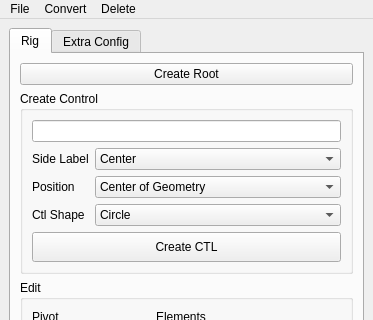
First picture: the form in scripts/mgear/maya/simpleRig/simpleRigUI.ui, repository mgear-dev/mgear_dist, before the edit; both pictures show x 0 to 373 and y 0 to 320 of the 373 by 559 pixel window.
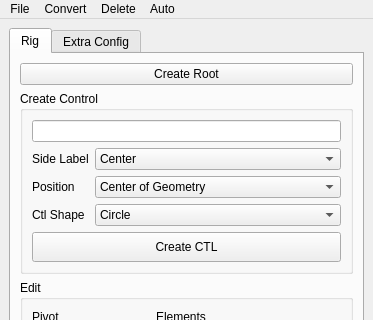
Second picture: the form after the edit.

Commit message: Simple Rig: 2.0 #163 finish adding extra config

```diff
--- a/scripts/mgear/maya/simpleRig/simpleRigUI.ui
+++ b/scripts/mgear/maya/simpleRig/simpleRigUI.ui
@@ -6,7 +6,7 @@
    <rect>
     <x>0</x>
     <y>0</y>
-    <width>306</width>
+    <width>359</width>
     <height>526</height>
    </rect>
   </property>
@@ -488,7 +488,7 @@
     <rect>
      <x>0</x>
      <y>0</y>
-     <width>306</width>
+     <width>359</width>
      <height>21</height>
     </rect>
    </property>
@@ -515,9 +515,16 @@
     <addaction name="separator"/>
     <addaction name="deleteRig_action"/>
    </widget>
+   <widget class="QMenu" name="menuAuto">
+    <property name="title">
+     <string>Auto</string>
+    </property>
+    <addaction name="autoBuild_action"/>
+   </widget>
    <addaction name="menuIO"/>
    <addaction name="menuConvert"/>
    <addaction name="menuDelete"/>
+   <addaction name="menuAuto"/>
   </widget>
   <action name="export_action">
    <property name="text">
```
Left out of the diff: 10 changed lines with no effect on the pictures. The commit also changes 2 other files.
